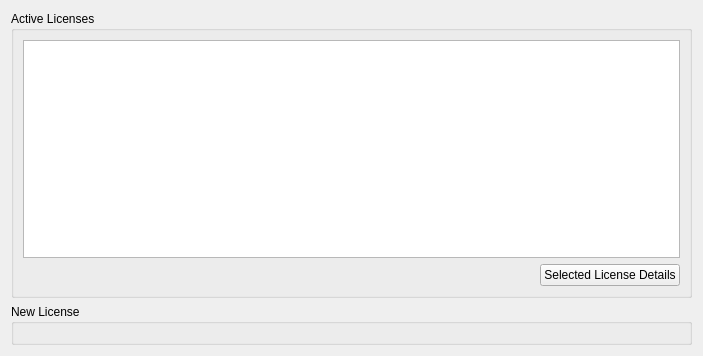
The window that client/src/ui/widgets/settings/license_manager_widget.ui (networkoptix/nx_open) describes before a commit, drawn with Qt 5.
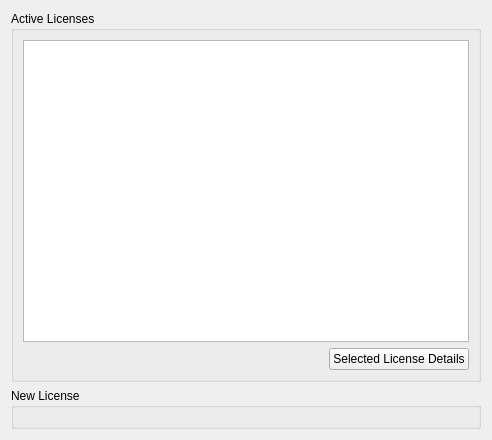
The same window after the commit. Custom widgets are drawn as their Qt base class.

Diff of the .ui file:
```diff
--- a/client/src/ui/widgets/settings/license_manager_widget.ui
+++ b/client/src/ui/widgets/settings/license_manager_widget.ui
@@ -6,8 +6,8 @@
    <rect>
     <x>0</x>
     <y>0</y>
-    <width>703</width>
-    <height>356</height>
+    <width>492</width>
+    <height>440</height>
    </rect>
   </property>
   <property name="windowTitle">
```
Left out of the diff: 3 changed lines with no effect on the pictures.
